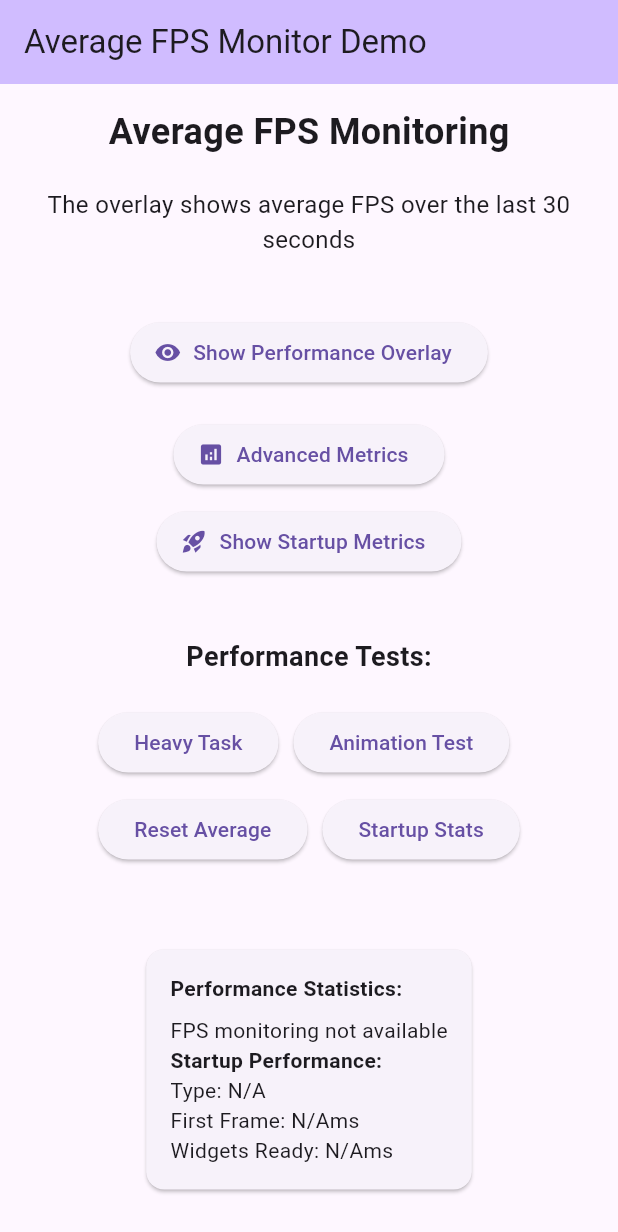
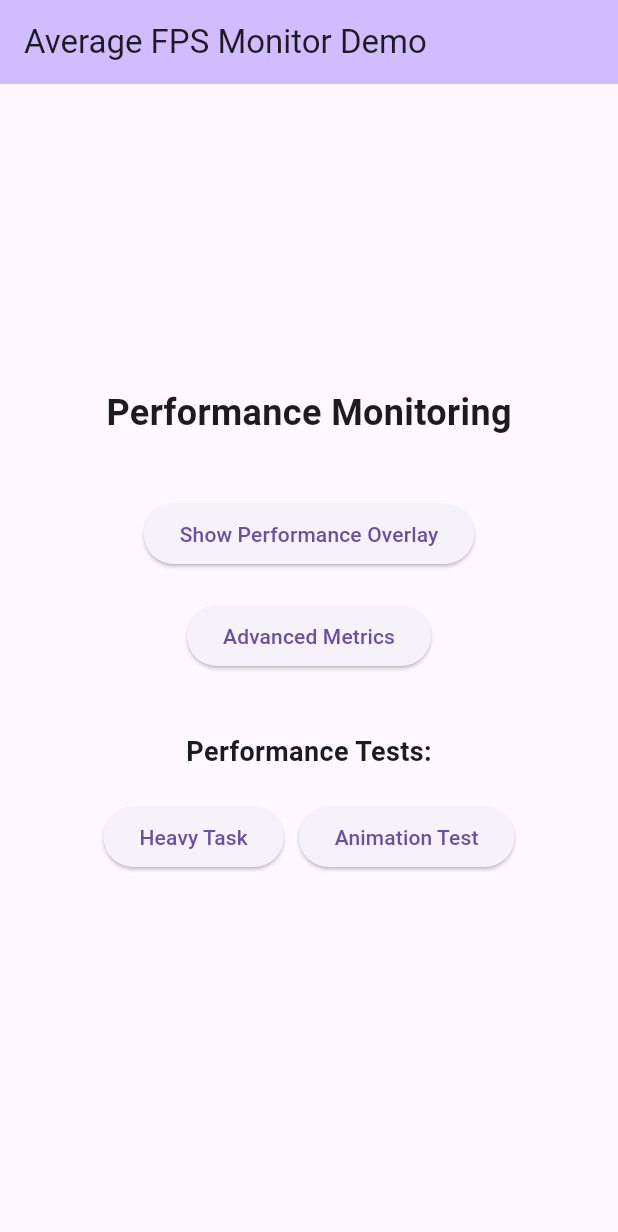
Before and after one commit to imsuraj024/flutter_performance_monitor, a Flutter app: the screen it shows after launch, on a phone screen of 412 x 824 dp. Shown: the top 1232 px of the screen. Run offline on Flutter 3.47's test engine with Material 3 defaults, Android fonts, the phone set to English and light mode, and no system bars; statements that could not run were skipped.

```diff
--- a/example/lib/main.dart
+++ b/example/lib/main.dart
@@ -18,15 +18,25 @@ class MyApp extends StatelessWidget {
 
   @override
   Widget build(BuildContext context) {
-    final config = Provider.of<MonitorConfig>(context);
-
     return MaterialApp(
       title: 'FPS Monitor Demo',
       theme: ThemeData(
         primarySwatch: Colors.blue,
         useMaterial3: true,
       ),
-      home: Scaffold(
+      home: const HomePage(),
+    );
+  }
+}
+
+class HomePage extends StatelessWidget {
+  const HomePage({super.key});
+
+  @override
+  Widget build(BuildContext context) {
+    final config = Provider.of<MonitorConfig>(context);
+
+    return Scaffold(
       appBar: AppBar(
         title: const Text("Average FPS Monitor Demo"),
         backgroundColor: Theme.of(context).colorScheme.inversePrimary,
@@ -36,26 +46,17 @@ class MyApp extends StatelessWidget {
           mainAxisAlignment: MainAxisAlignment.center,
           children: [
             const Text(
-                "Average FPS Monitoring",
+              "Performance Monitoring",
               style: TextStyle(fontSize: 24, fontWeight: FontWeight.bold),
-              ),
-              const SizedBox(height: 20),
-              const Text(
-                "The overlay shows average FPS over the last 30 seconds",
-                textAlign: TextAlign.center,
-                style: TextStyle(fontSize: 16),
             ),
             const SizedBox(height: 40),
 
-              // FPS Overlay Toggle
-              ElevatedButton.icon(
+
+            ElevatedButton(
               onPressed: () {
                 config.togglePerformanceOverlay(!config.showPerformanceOverlay);
               },
-                icon: Icon(config.showPerformanceOverlay
-                    ? Icons.visibility_off
-                    : Icons.visibility),
-                label: Text(config.showPerformanceOverlay
+              child: Text(config.showPerformanceOverlay
                   ? "Hide Performance Overlay"
                   : "Show Performance Overlay"),
             ),
@@ -63,32 +64,16 @@ class MyApp extends StatelessWidget {
             const SizedBox(height: 20),
 
             // Advanced Metrics Toggle
-              ElevatedButton.icon(
+            ElevatedButton(
               onPressed: () {
                 config.toggleAdvancedMetrics(!config.enableAdvancedMetrics);
               },
-                icon: Icon(config.enableAdvancedMetrics
-                    ? Icons.analytics_outlined
-                    : Icons.analytics),
-                label: Text(config.enableAdvancedMetrics
+
+              child: Text(config.enableAdvancedMetrics
                   ? "Simple View"
                   : "Advanced Metrics"),
             ),
 
-              const SizedBox(height: 10),
-
-              // Startup Metrics Toggle
-              ElevatedButton.icon(
-                onPressed: () {
-                  config.toggleStartupMetrics(!config.showStartupMetrics);
-                },
-                icon: Icon(config.showStartupMetrics
-                    ? Icons.rocket_launch_outlined
-                    : Icons.rocket_launch),
-                label: Text(config.showStartupMetrics
-                    ? "Hide Startup Metrics"
-                    : "Show Startup Metrics"),
-              ),
 
             const SizedBox(height: 40),
 
@@ -109,70 +94,14 @@ class MyApp extends StatelessWidget {
                   onPressed: () => _performAnimationTest(context),
                   child: const Text("Animation Test"),
                 ),
-                  ElevatedButton(
-                    onPressed: () => _resetFPSAverage(),
-                    child: const Text("Reset Average"),
-                  ),
-                  ElevatedButton(
-                    onPressed: () => _showStartupStats(context),
-                    child: const Text("Startup Stats"),
-                  ),
               ],
             ),
 
             const SizedBox(height: 40),
 
-              // Statistics Display
-              _buildStatsDisplay(),
           ],
         ),
       ),
-      ),
-    );
-  }
-
-  Widget _buildStatsDisplay() {
-    return StreamBuilder<double>(
-      stream: Monitor.instance.fps?.fpsStream,
-      builder: (context, snapshot) {
-        final stats = Monitor.instance.getStats();
-        final fpsStats = stats['fpsStats'] as Map<String, dynamic>?;
-        final startupStats = stats['startupStats'] as Map<String, dynamic>?;
-
-        return Card(
-          margin: const EdgeInsets.all(16),
-          child: Padding(
-            padding: const EdgeInsets.all(16),
-            child: Column(
-              crossAxisAlignment: CrossAxisAlignment.start,
-              children: [
-                const Text("Performance Statistics:",
-                    style: TextStyle(fontWeight: FontWeight.bold)),
-                const SizedBox(height: 8),
-
-                // FPS Stats
-                if (fpsStats != null) ...[
-                  Text("Current FPS: ${fpsStats['currentFPS']?.toStringAsFixed(1) ?? 'N/A'}"),
-                  Text("Average FPS: ${fpsStats['averageFPS']?.toStringAsFixed(1) ?? 'N/A'}"),
-                  Text("History Size: ${fpsStats['historySize'] ?? 'N/A'}"),
-                  const SizedBox(height: 8),
-                ] else
-                  const Text("FPS monitoring not available"),
-
-                // Startup Stats
-                if (startupStats != null) ...[
-                  const Text("Startup Performance:",
-                      style: TextStyle(fontWeight: FontWeight.w600)),
-                  Text("Type: ${startupStats['startupType']?.toString().toUpperCase() ?? 'N/A'}"),
-                  Text("First Frame: ${startupStats['timeToFirstFrameMs'] ?? 'N/A'}ms"),
-                  Text("Widgets Ready: ${startupStats['timeToWidgetsReadyMs'] ?? 'N/A'}ms"),
-                ] else
-                  const Text("Startup monitoring not available"),
-              ],
-            ),
-          ),
-        );
-      },
     );
   }
 
@@ -189,45 +118,6 @@ class MyApp extends StatelessWidget {
     Navigator.of(context).push(
       MaterialPageRoute(
         builder: (context) => const AnimationTestPage(),
-      ),
-    );
-  }
-
-
-  void _resetFPSAverage() {
-    Monitor.instance.fps?.resetAverage();
-  }
-
-  void _showStartupStats(BuildContext context) {
-    final startupStats = Monitor.instance.startup.getStats();
-    final currentMetrics = Monitor.instance.startup.currentMetrics;
-
-    showDialog(
-      context: context,
-      builder: (context) => AlertDialog(
-        title: const Text("Startup Statistics"),
-        content: Column(
-          mainAxisSize: MainAxisSize.min,
-          crossAxisAlignment: CrossAxisAlignment.start,
-          children: [
-            if (currentMetrics != null) ...[
-              Text("Startup Type: ${currentMetrics.startupType.name.toUpperCase()}"),
-              Text("First Frame: ${currentMetrics.timeToFirstFrame.inMilliseconds}ms"),
-              Text("Widgets Ready: ${currentMetrics.timeToWidgetsReady.inMilliseconds}ms"),
-              Text("Timestamp: ${currentMetrics.timestamp.toString().substring(11, 19)}"),
-            ] else ...[
-              const Text("No startup metrics available yet."),
-              const SizedBox(height: 8),
-              const Text("Restart the app to see startup performance."),
-            ],
-          ],
-        ),
-        actions: [
-          TextButton(
-            onPressed: () => Navigator.of(context).pop(),
-            child: const Text("Close"),
-          ),
-        ],
       ),
     );
   }
```
Lines whose indentation alone changed are shown as unchanged.
